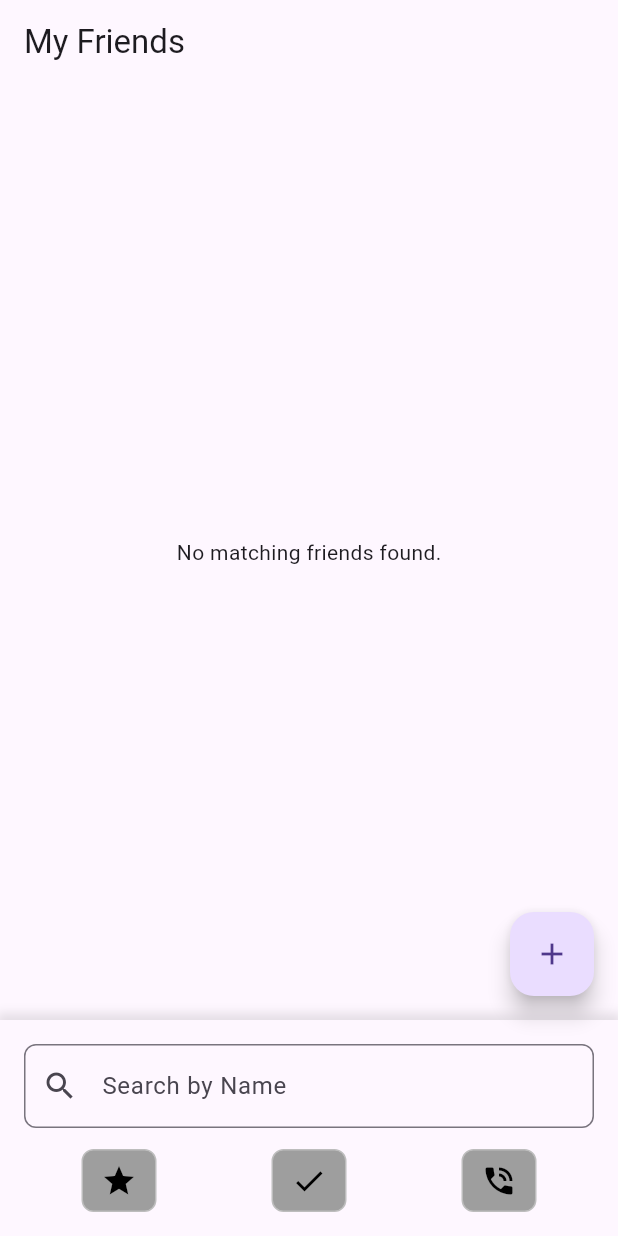
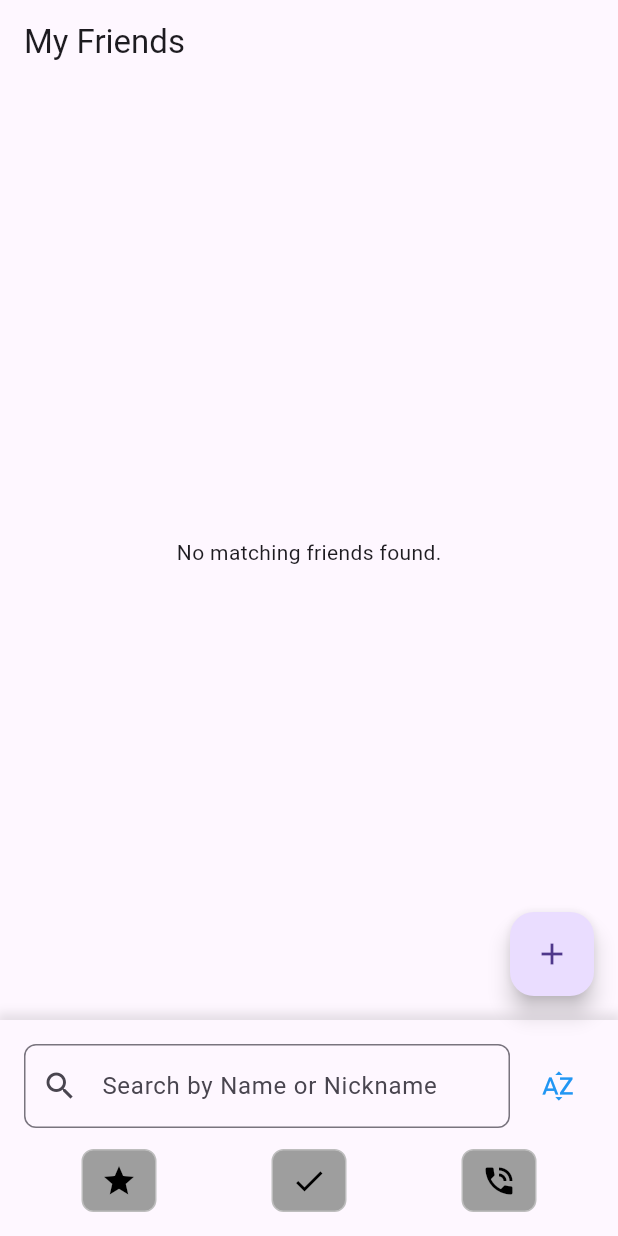
Before and after one commit to DaikiHori/PokeGoFriends, a Flutter app: the screen it shows after launch, on a phone screen of 412 x 824 dp. Run offline on Flutter 3.47's test engine with Material 3 defaults, Android fonts, the phone set to English and light mode, and no system bars; our stand-ins replace image_picker, sqflite; missing offline and left inert: google_mlkit_text_recognition; accounts and stored records are empty.

Commit message:
ソート機能追加

```diff
--- a/lib/l10n/app_en.arb
+++ b/lib/l10n/app_en.arb
@@ -42,7 +42,7 @@
       }
     }
   },
-  "searchByNameLabel": "Search by Name",
+  "searchByNameLabel": "Search by Name or Nickname",
   "filterByLuckyLabel": "Filter by Lucky Status",
   "luckyFilterAll": "All",
   "luckyFilterLuckyOnly": "Lucky",
@@ -56,6 +56,10 @@
   "closeButtonText": "Close",
   "permissionDeniedMessage": "Permission denied. Please grant camera/gallery access.",
   "imagePickingCancelled": "Image selection cancelled.",
-  "textRecognitionFailed": "Text recognition failed: {error}"
+  "textRecognitionFailed": "Text recognition failed: {error}",
+  "sortNameAscTooltip": "Sort by Name (A-Z)",
+  "sortNameDescTooltip": "Sort by Name (Z-A)",
+  "sortNicknameAscTooltip": "Sort by Nickname (A-Z)",
+  "sortNicknameDescTooltip": "Sort by Nickname (Z-A)"
 
 }
--- a/lib/l10n/app_localizations.dart
+++ b/lib/l10n/app_localizations.dart
@@ -257,7 +257,7 @@ abstract class AppLocalizations {
   /// No description provided for @searchByNameLabel.
   ///
   /// In en, this message translates to:
-  /// **'Search by Name'**
+  /// **'Search by Name or Nickname'**
   String get searchByNameLabel;
 
   /// No description provided for @filterByLuckyLabel.
@@ -343,6 +343,30 @@ abstract class AppLocalizations {
   /// In en, this message translates to:
   /// **'Text recognition failed: {error}'**
   String textRecognitionFailed(Object error);
+
+  /// No description provided for @sortNameAscTooltip.
+  ///
+  /// In en, this message translates to:
+  /// **'Sort by Name (A-Z)'**
+  String get sortNameAscTooltip;
+
+  /// No description provided for @sortNameDescTooltip.
+  ///
+  /// In en, this message translates to:
+  /// **'Sort by Name (Z-A)'**
+  String get sortNameDescTooltip;
+
+  /// No description provided for @sortNicknameAscTooltip.
+  ///
+  /// In en, this message translates to:
+  /// **'Sort by Nickname (A-Z)'**
+  String get sortNicknameAscTooltip;
+
+  /// No description provided for @sortNicknameDescTooltip.
+  ///
+  /// In en, this message translates to:
+  /// **'Sort by Nickname (Z-A)'**
+  String get sortNicknameDescTooltip;
 }
 
 class _AppLocalizationsDelegate
--- a/lib/l10n/app_localizations_en.dart
+++ b/lib/l10n/app_localizations_en.dart
@@ -102,7 +102,7 @@ class AppLocalizationsEn extends AppLocalizations {
   }
 
   @override
-  String get searchByNameLabel => 'Search by Name';
+  String get searchByNameLabel => 'Search by Name or Nickname';
 
   @override
   String get filterByLuckyLabel => 'Filter by Lucky Status';
@@ -148,4 +148,16 @@ class AppLocalizationsEn extends AppLocalizations {
   String textRecognitionFailed(Object error) {
     return 'Text recognition failed: $error';
   }
+
+  @override
+  String get sortNameAscTooltip => 'Sort by Name (A-Z)';
+
+  @override
+  String get sortNameDescTooltip => 'Sort by Name (Z-A)';
+
+  @override
+  String get sortNicknameAscTooltip => 'Sort by Nickname (A-Z)';
+
+  @override
+  String get sortNicknameDescTooltip => 'Sort by Nickname (Z-A)';
 }
--- a/lib/screens/friends_list_page.dart
+++ b/lib/screens/friends_list_page.dart
@@ -8,6 +8,13 @@ import '../widgets/filter_toggle_button.dart';
 import 'package:poke_go_friends/screens/add_friend_page.dart'; // AddFriendPageへ遷移するため
 import 'package:url_launcher/url_launcher.dart'; // URLを開くためのパッケージ
 
+// ソートの状態を定義するenum
+enum SortOrder {
+  nameAsc,      // 名前 昇順
+  nameDesc,     // 名前 降順
+  nicknameAsc,  // ニックネーム 昇順
+  nicknameDesc, // ニックネーム 降順
+}
 // FriendsListPageは、データベースから友達のリストを表示するためのステートフルウィジェットです。
 class FriendsListPage extends StatefulWidget {
   const FriendsListPage({super.key});
@@ -29,7 +36,8 @@ class _FriendsListPageState extends State<FriendsListPage> {
   int _luckyFilterStateIndex = 0;
   int _contactedFilterStateIndex = 0;
   int _canContactFilterStateIndex = 0;
-
+  // 現在選択されているソート順 (デフォルトは名前昇順)
+  SortOrder _currentSortOrder = SortOrder.nameAsc;
   // データがロード中かどうかを示すフラグ
   bool _isLoading = true;
 
@@ -135,9 +143,10 @@ class _FriendsListPageState extends State<FriendsListPage> {
     final String searchText = _searchController.text.toLowerCase();
     setState(() {
       _filteredFriends = _friends.where((friend) {
-        // 名前によるフィルタリング
-        final bool nameMatches = searchText.isEmpty ||
-            friend.name.toLowerCase().contains(searchText);
+        // 名前とニックネームによるフィルタリング
+        final bool nameOrNicknameMatches = searchText.isEmpty ||
+            friend.name.toLowerCase().contains(searchText) ||
+            (friend.nickname != null && friend.nickname!.toLowerCase().contains(searchText));
 
         // luckyフィルタによるフィルタリング
         final bool luckyMatches;
@@ -168,9 +177,89 @@ class _FriendsListPageState extends State<FriendsListPage> {
         } else { // 0: All
           canContactMatches = true;
         }
-        return nameMatches && luckyMatches && contactedMatches && canContactMatches;
+        return nameOrNicknameMatches && luckyMatches && contactedMatches && canContactMatches;
       }).toList();
+      // フィルタリング後にソートを実行
+      _filteredFriends.sort((a, b) {
+        switch (_currentSortOrder) {
+          case SortOrder.nameAsc:
+            return a.name.compareTo(b.name);
+          case SortOrder.nameDesc:
+            return b.name.compareTo(a.name);
+          case SortOrder.nicknameAsc:
+          // nullを考慮したソート: nullは空文字列として扱う
+            final String nickA = a.nickname ?? '';
+            final String nickB = b.nickname ?? '';
+            return nickA.compareTo(nickB);
+          case SortOrder.nicknameDesc:
+          // nullを考慮したソート: nullは空文字列として扱う
+            final String nickA = a.nickname ?? '';
+            final String nickB = b.nickname ?? '';
+            return nickB.compareTo(nickA);
+        }
       });
+    });
+  }
+
+  // ソート順を切り替えるメソッド
+  void _toggleSortOrder() {
+    setState(() {
+      switch (_currentSortOrder) {
+        case SortOrder.nameAsc:
+          _currentSortOrder = SortOrder.nameDesc;
+          break;
+        case SortOrder.nameDesc:
+          _currentSortOrder = SortOrder.nicknameAsc;
+          break;
+        case SortOrder.nicknameAsc:
+          _currentSortOrder = SortOrder.nicknameDesc;
+          break;
+        case SortOrder.nicknameDesc:
+          _currentSortOrder = SortOrder.nameAsc; // 最初の状態に戻る
+          break;
+      }
+      _filterFriends(); // ソート順変更後、再フィルタリング（ソート）
+    });
+  }
+
+  // 現在のソート順に応じたアイコンの色を取得 (新規追加)
+  Color _getSortIconColor() {
+    switch (_currentSortOrder) {
+      case SortOrder.nameAsc:
+        return Colors.blue; // 名前昇順は青
+      case SortOrder.nameDesc:
+        return Colors.yellow; // 名前降順は黄色
+      case SortOrder.nicknameAsc:
+        return Colors.lightBlue; // ニックネーム昇順は薄い青
+      case SortOrder.nicknameDesc:
+        return Colors.yellow.shade200; // ニックネーム降順は薄い黄色
+    }
+  }
+  // 現在のソート順に応じたアイコンを取得
+  IconData _getSortIcon() {
+    switch (_currentSortOrder) {
+      case SortOrder.nameAsc:
+        return Icons.sort_by_alpha; // 名前昇順
+      case SortOrder.nameDesc:
+        return Icons.sort_by_alpha; // 名前降順 (アイコンは同じだがツールチップで区別)
+      case SortOrder.nicknameAsc:
+        return Icons.text_fields; // ニックネーム昇順 (別のアイコンで区別)
+      case SortOrder.nicknameDesc:
+        return Icons.text_fields; // ニックネーム降順 (アイコンは同じだがツールチップで区別)
+    }
+  }
+  // 現在のソート順に応じたツールチップを取得
+  String _getSortTooltip(AppLocalizations localizations) {
+    switch (_currentSortOrder) {
+      case SortOrder.nameAsc:
+        return localizations.sortNameAscTooltip;
+      case SortOrder.nameDesc:
+        return localizations.sortNameDescTooltip;
+      case SortOrder.nicknameAsc:
+        return localizations.sortNicknameAscTooltip;
+      case SortOrder.nicknameDesc:
+        return localizations.sortNicknameDescTooltip;
+    }
   }
 
   @override
@@ -231,8 +320,9 @@ class _FriendsListPageState extends State<FriendsListPage> {
               subtitle: Column(
                 crossAxisAlignment: CrossAxisAlignment.start,
                 children: [
-                  if (friend.campfireName != null &&
-                      friend.campfireName!.isNotEmpty)
+                  if (friend.nickname != null && friend.nickname!.isNotEmpty)
+                    Text('${localizations.friendNicknameLabel}: ${friend.nickname!}'),
+                  if (friend.campfireName != null && friend.campfireName!.isNotEmpty)
                     Text(
                       '${localizations.friendCampfireNameLabel}: ${friend
                           .campfireName!}',
@@ -317,7 +407,10 @@ class _FriendsListPageState extends State<FriendsListPage> {
           mainAxisSize: MainAxisSize.min, // 高さを内容に合わせる
           crossAxisAlignment: CrossAxisAlignment.start,
           children: [
-            TextField(
+            Row(
+              children: [
+                Expanded(
+                  child: TextField(
                     controller: _searchController,
                     decoration: InputDecoration(
                       labelText: localizations.searchByNameLabel, // 検索バーのラベル
@@ -326,6 +419,16 @@ class _FriendsListPageState extends State<FriendsListPage> {
                       ),
                       prefixIcon: const Icon(Icons.search), // 検索アイコン
                     ),
+                  ),
+                ),
+                const SizedBox(width: 8.0), // テキストフィールドとアイコンの間のスペース
+                IconButton( // <-- ソートアイコン
+                  icon: Icon(_getSortIcon()),
+                  color: _getSortIconColor(),
+                  tooltip: _getSortTooltip(localizations),
+                  onPressed: _toggleSortOrder,
+                ),
+              ],
             ),
             const SizedBox(height: 14.0),
             Row(
```
Also changed, not shown: lib/l10n/app_ja.arb (+6 -2 lines), lib/l10n/app_localizations_ja.dart (+13 -1 lines). Lines whose indentation alone changed are shown as unchanged.
